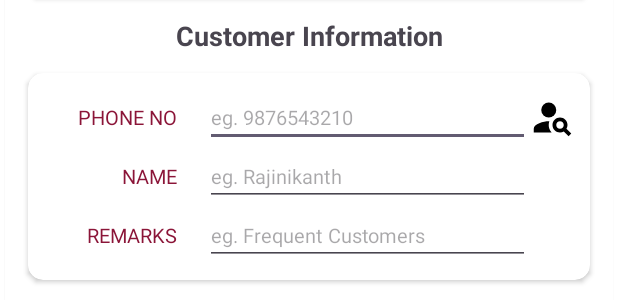
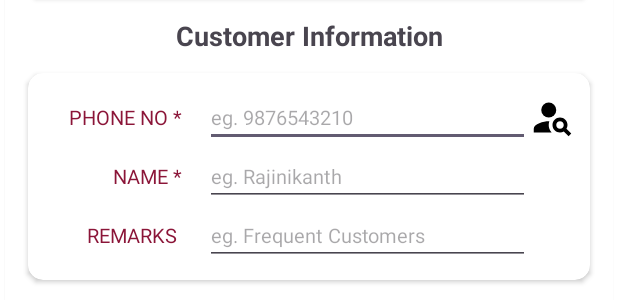
Before and after one commit to manojkmr2197/sha-attar-invoice-app, an Android app: the layout activity_main.xml on its own in the app's theme, with its tools: preview values and no code run, on a phone screen of 412 x 824 dp. Shown: the part 422-722 px from the top of the screen. Run offline under Robolectric (Android 15) with nearby library versions, the phone set to English and light mode, and no system bars.

Commit message:
ui correction changes

```diff
--- a/app/src/main/java/com/app/sha/attar/invoice/activity/MainActivity.java
+++ b/app/src/main/java/com/app/sha/attar/invoice/activity/MainActivity.java
@@ -191,6 +191,7 @@ public class MainActivity extends AppCompatActivity implements NavigationView.On
             discount = 0;
             customer_name.setText("");
             customer_phone.setText("");
+            remarks.setText("");
             return;
         } else {
             content_ll.setVisibility(View.VISIBLE);
--- a/app/src/main/java/com/app/sha/attar/invoice/adapter/ReportViewAdapter.java
+++ b/app/src/main/java/com/app/sha/attar/invoice/adapter/ReportViewAdapter.java
@@ -35,7 +35,7 @@ public class ReportViewAdapter extends RecyclerView.Adapter<ReportViewHolder> {
         int index = holder.getAdapterPosition();
 
         holder.name.setText(displayList.get(index).getName());
-        holder.quantity.setText(String.valueOf(displayList.get(index).getQuantity())+" ML");
+        holder.quantity.setText(String.valueOf(displayList.get(index).getQuantity()));
         holder.actual_amt.setText("Rs. "+String.valueOf((int)displayList.get(index).getActualPrice()));
         holder.selling_amount.setText("Rs. "+String.valueOf((int)displayList.get(index).getSoldPrice()));
         holder.profit.setText("Rs. "+String.valueOf((int)displayList.get(index).getProfit()));
--- a/app/src/main/res/layout/activity_accessories.xml
+++ b/app/src/main/res/layout/activity_accessories.xml
@@ -80,8 +80,9 @@
             <androidx.recyclerview.widget.RecyclerView
                 android:id="@+id/accessories_recyclerView"
                 android:layout_width="match_parent"
-                android:layout_height="match_parent"
+                android:layout_height="wrap_content"
                 android:nestedScrollingEnabled="false"
+                android:layout_marginBottom="50sp"
                 android:overScrollMode="always" />
 
 
--- a/app/src/main/res/layout/activity_main.xml
+++ b/app/src/main/res/layout/activity_main.xml
@@ -250,7 +250,7 @@
                                                     android:layout_marginEnd="10sp"
                                                     android:layout_weight="0.3"
                                                     android:gravity="end"
-                                                    android:text="Phone No "
+                                                    android:text="Phone No *"
                                                     android:textAllCaps="true"
                                                     android:textColor="@color/app_color"
                                                     android:textSize="13sp" />
@@ -286,7 +286,7 @@
                                                     android:layout_marginEnd="10sp"
                                                     android:layout_weight="0.3"
                                                     android:gravity="end"
-                                                    android:text="Name "
+                                                    android:text="Name *"
                                                     android:textAllCaps="true"
                                                     android:textColor="@color/app_color"
                                                     android:textSize="13sp" />
--- a/app/src/main/res/layout/activity_product.xml
+++ b/app/src/main/res/layout/activity_product.xml
@@ -134,6 +134,7 @@
                     android:layout_width="match_parent"
                     android:layout_height="wrap_content"
                     android:nestedScrollingEnabled="false"
+                    android:layout_marginBottom="50sp"
                     android:overScrollMode="always" />
 
             </LinearLayout>
```
Also changed, not shown: app/src/main/java/com/app/sha/attar/invoice/activity/ReportActivity.java (+5 -4 lines).
